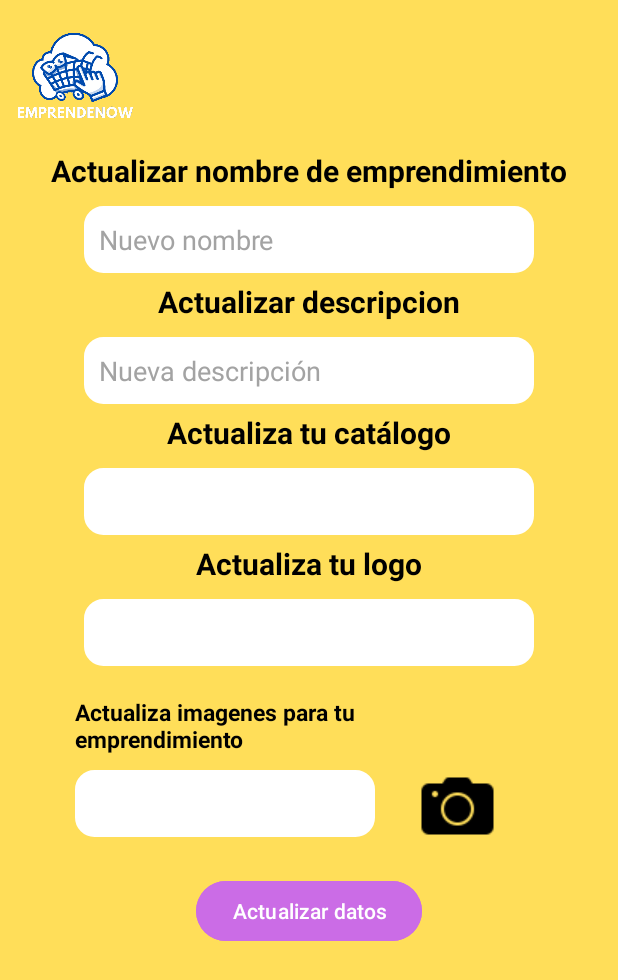
After one commit to PUJ-ICM-13190/Pontidevs, an Android app: the ActualizarEmprendimientoActivity screen opened directly, with no data from a screen before it, on a phone screen of 412 x 824 dp. The commit adds this screen. Shown: the top 980 px of the screen. Run offline under Robolectric (Android 15) with nearby library versions, the phone set to English and light mode, and no system bars.

Commit message:
pantalla actualizar emprendimiento

```diff
--- a/EmprendeNow/app/src/main/AndroidManifest.xml
+++ b/EmprendeNow/app/src/main/AndroidManifest.xml
@@ -12,6 +12,9 @@
         android:supportsRtl="true"
         android:theme="@style/Theme.EmprendeNow"
         tools:targetApi="31">
+        <activity
+            android:name=".ActualizarEmprendimientoActivity"
+            android:exported="false" />
         <activity
             android:name=".AgregarEmprendimientoActivity"
             android:exported="false" />
--- /dev/null
+++ b/EmprendeNow/app/src/main/java/com/example/emprendenow/ActualizarEmprendimientoActivity.kt
@@ -0,0 +1,18 @@
+package com.example.emprendenow
+
+import android.os.Bundle
+import androidx.activity.enableEdgeToEdge
+import androidx.appcompat.app.AppCompatActivity
+import androidx.core.view.ViewCompat
+import androidx.core.view.WindowInsetsCompat
+import com.example.emprendenow.databinding.ActivityActualizarEmprendimientoBinding
+
+class ActualizarEmprendimientoActivity : AppCompatActivity() {
+    private lateinit var binding: ActivityActualizarEmprendimientoBinding
+
+    override fun onCreate(savedInstanceState: Bundle?) {
+        super.onCreate(savedInstanceState)
+        binding = ActivityActualizarEmprendimientoBinding.inflate(layoutInflater)
+        setContentView(binding.root)
+    }
+}
--- a/EmprendeNow/app/src/main/java/com/example/emprendenow/MenuEmprendedorActivity.kt
+++ b/EmprendeNow/app/src/main/java/com/example/emprendenow/MenuEmprendedorActivity.kt
@@ -19,20 +19,24 @@ class MenuEmprendedorActivity : AppCompatActivity() {
 
         val btn = binding.button
         val navbar = binding.bottomNavigation
+        val update = binding.settingIcon
 
         navbar.setOnNavigationItemSelectedListener { item ->
             when (item.itemId) {
                 R.id.home -> {
                     true
                 }
+
                 R.id.chat -> {
                     true
                 }
+
                 R.id.account -> {
                     val intent = Intent(this, CuentaEmprenActivity::class.java)
                     startActivity(intent)
                     true
                 }
+
                 else -> false
             }
         }
@@ -41,5 +45,10 @@ class MenuEmprendedorActivity : AppCompatActivity() {
             val intent = Intent(this, AgregarEmprendimientoActivity::class.java)
             startActivity(intent)
         }
+
+        update.setOnClickListener {
+            val intent = Intent(this, ActualizarEmprendimientoActivity::class.java) // Replace TargetActivity with your target activity
+            startActivity(intent)
+        }
     }
 }
--- /dev/null
+++ b/EmprendeNow/app/src/main/res/layout/activity_actualizar_emprendimiento.xml
@@ -0,0 +1,177 @@
+<?xml version="1.0" encoding="utf-8"?>
+<androidx.constraintlayout.widget.ConstraintLayout xmlns:android="http://schemas.android.com/apk/res/android"
+    xmlns:app="http://schemas.android.com/apk/res-auto"
+    xmlns:tools="http://schemas.android.com/tools"
+    android:id="@+id/main"
+    android:layout_width="match_parent"
+    android:layout_height="match_parent"
+    tools:context=".AgregarEmprendimientoActivity"
+    android:background="#ffde59">
+
+    <ImageView
+        android:id="@+id/logo"
+        android:layout_width="100dp"
+        android:layout_height="100dp"
+        android:src="@drawable/emprendenow"
+        app:layout_constraintTop_toTopOf="parent"
+        app:layout_constraintBottom_toTopOf="@+id/text1"
+        app:layout_constraintStart_toStartOf="parent"/>
+
+    <TextView
+        android:id="@+id/text1"
+        android:layout_width="wrap_content"
+        android:layout_height="wrap_content"
+        app:layout_constraintTop_toBottomOf="@+id/logo"
+        app:layout_constraintStart_toStartOf="parent"
+        app:layout_constraintEnd_toEndOf="parent"
+        app:layout_constraintHorizontal_bias="0.5"
+        android:text="Actualizar nombre de emprendimiento"
+        android:textSize="20sp"
+        android:textStyle="bold"
+        android:textColor="@color/black"/>
+
+    <EditText
+        android:id="@+id/name"
+        android:layout_width="300dp"
+        android:layout_height="wrap_content"
+        android:hint="Nuevo nombre"
+        android:textColorHint="#a3a3a3"
+        android:background="@drawable/ingresar_texto"
+        android:padding="10dp"
+        app:layout_constraintTop_toBottomOf="@+id/text1"
+        app:layout_constraintStart_toStartOf="parent"
+        app:layout_constraintEnd_toEndOf="parent"
+        app:layout_constraintHorizontal_bias="0.5"
+        android:layout_marginTop="10dp"/>
+
+    <TextView
+        android:id="@+id/text2"
+        android:layout_width="wrap_content"
+        android:layout_height="wrap_content"
+        app:layout_constraintTop_toBottomOf="@+id/name"
+        app:layout_constraintStart_toStartOf="parent"
+        app:layout_constraintEnd_toEndOf="parent"
+        app:layout_constraintHorizontal_bias="0.5"
+        android:layout_marginTop="5dp"
+        android:text="Actualizar descripcion"
+        android:textSize="20sp"
+        android:textStyle="bold"
+        android:textColor="@color/black"/>
+
+    <EditText
+        android:id="@+id/description"
+        android:layout_width="300dp"
+        android:layout_height="wrap_content"
+        android:hint="Nueva descripción"
+        android:textColorHint="#a3a3a3"
+        android:background="@drawable/ingresar_texto"
+        android:padding="10dp"
+        app:layout_constraintTop_toBottomOf="@+id/text2"
+        app:layout_constraintStart_toStartOf="parent"
+        app:layout_constraintEnd_toEndOf="parent"
+        app:layout_constraintHorizontal_bias="0.5"
+        android:layout_marginTop="10dp"/>
+
+    <TextView
+        android:id="@+id/text3"
+        android:layout_width="wrap_content"
+        android:layout_height="wrap_content"
+        app:layout_constraintTop_toBottomOf="@+id/description"
+        app:layout_constraintStart_toStartOf="parent"
+        app:layout_constraintEnd_toEndOf="parent"
+        app:layout_constraintHorizontal_bias="0.5"
+        android:layout_marginTop="5dp"
+        android:text="Actualiza tu catálogo"
+        android:textSize="20sp"
+        android:textStyle="bold"
+        android:textColor="@color/black"/>
+
+    <EditText
+        android:id="@+id/catalogo"
+        android:layout_width="300dp"
+        android:layout_height="wrap_content"
+        android:textColorHint="#a3a3a3"
+        android:background="@drawable/ingresar_texto"
+        android:padding="10dp"
+        app:layout_constraintTop_toBottomOf="@+id/text3"
+        app:layout_constraintStart_toStartOf="parent"
+        app:layout_constraintEnd_toEndOf="parent"
+        app:layout_constraintHorizontal_bias="0.5"
+        android:layout_marginTop="10dp"/>
+
+    <TextView
+        android:id="@+id/text4"
+        android:layout_width="wrap_content"
+        android:layout_height="wrap_content"
+        app:layout_constraintTop_toBottomOf="@+id/catalogo"
+        app:layout_constraintStart_toStartOf="parent"
+        app:layout_constraintEnd_toEndOf="parent"
+        app:layout_constraintHorizontal_bias="0.5"
+        android:layout_marginTop="5dp"
+        android:text="Actualiza tu logo"
+        android:textSize="20sp"
+        android:textStyle="bold"
+        android:textColor="@color/black"/>
+
+    <EditText
+        android:id="@+id/add_logo"
+        android:layout_width="300dp"
+        android:layout_height="wrap_content"
+        android:textColorHint="#a3a3a3"
+        android:background="@drawable/ingresar_texto"
+        android:padding="10dp"
+        app:layout_constraintTop_toBottomOf="@+id/text4"
+        app:layout_constraintStart_toStartOf="parent"
+        app:layout_constraintEnd_toEndOf="parent"
+        app:layout_constraintHorizontal_bias="0.5"
+        android:layout_marginTop="10dp"/>
+
+    <TextView
+        android:id="@+id/text5"
+        android:layout_width="200dp"
+        android:layout_height="wrap_content"
+        android:layout_marginStart="50dp"
+        android:layout_marginTop="20dp"
+        app:layout_constraintTop_toBottomOf="@+id/add_logo"
+        app:layout_constraintStart_toStartOf="parent"
+        app:layout_constraintHorizontal_bias="0.5"
+        android:text="Actualiza imagenes para tu emprendimiento"
+        android:textSize="15sp"
+        android:textStyle="bold"
+        android:textColor="@color/black"/>
+
+    <EditText
+        android:id="@+id/add_img"
+        android:layout_width="200dp"
+        android:layout_height="wrap_content"
+        android:layout_marginStart="50dp"
+        android:layout_marginTop="10dp"
+        android:textColorHint="#a3a3a3"
+        android:background="@drawable/ingresar_texto"
+        android:padding="10dp"
+        app:layout_constraintTop_toBottomOf="@+id/text5"
+        app:layout_constraintStart_toStartOf="parent"
+        app:layout_constraintHorizontal_bias="0.5"/>
+
+    <ImageView
+        android:layout_width="wrap_content"
+        android:layout_height="wrap_content"
+        app:layout_constraintTop_toBottomOf="@+id/text5"
+        app:layout_constraintStart_toEndOf="@+id/add_img"
+        android:layout_marginTop="10dp"
+        android:layout_marginStart="30dp"
+        android:src="@drawable/camara_icon"/>
+
+    <Button
+        android:layout_width="wrap_content"
+        android:layout_height="wrap_content"
+        app:layout_constraintTop_toBottomOf="@+id/add_img"
+        app:layout_constraintStart_toStartOf="parent"
+        app:layout_constraintEnd_toEndOf="parent"
+        app:layout_constraintHorizontal_bias="0.5"
+        android:layout_marginTop="25dp"
+        android:text="Actualizar datos"
+        android:backgroundTint="#cb6ce6"/>
+
+
+</androidx.constraintlayout.widget.ConstraintLayout>
--- a/EmprendeNow/app/src/main/res/layout/activity_menu_emprendedor.xml
+++ b/EmprendeNow/app/src/main/res/layout/activity_menu_emprendedor.xml
@@ -73,12 +73,15 @@
         android:textStyle="bold"/>
 
     <ImageView
+        android:id="@+id/settingIcon"
         android:layout_width="75dp"
         android:layout_height="75dp"
         android:src="@drawable/settings_icon"
         android:layout_toEndOf="@+id/text4"
         android:layout_alignTop="@+id/text4"
-        android:layout_marginStart="20dp"/>
+        android:layout_marginStart="20dp"
+        android:clickable="true"
+        android:focusable="true"/>
 
     <TextView
         android:id="@+id/text5"
```
